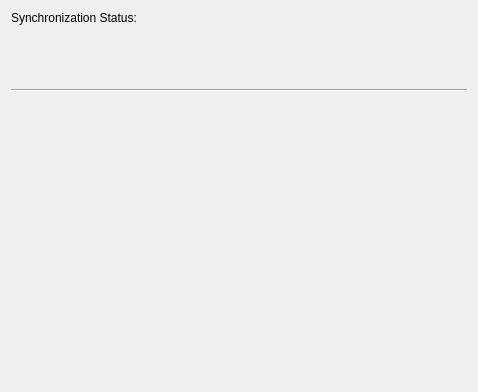
First picture: the form in datasyncdialog.ui, repository Skycoder42/QtMvvmDatasyncWidgets, before the edit.
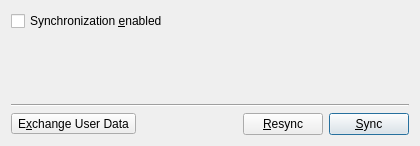
Second picture: the form after the edit. Icons and pictures are not drawn.

```diff
--- a/datasyncdialog.ui
+++ b/datasyncdialog.ui
@@ -6,18 +6,18 @@
    <rect>
     <x>0</x>
     <y>0</y>
-    <width>478</width>
-    <height>392</height>
+    <width>420</width>
+    <height>146</height>
    </rect>
   </property>
   <property name="windowTitle">
    <string>Dialog</string>
   </property>
-  <layout class="QVBoxLayout" name="verticalLayout" stretch="0,0,0,0,1">
+  <layout class="QVBoxLayout" name="verticalLayout" stretch="0,0,0,0,0">
    <item>
-    <widget class="QLabel" name="label">
+    <widget class="QCheckBox" name="syncCheckBox">
      <property name="text">
-      <string>Synchronization Status:</string>
+      <string>Synchronization &amp;enabled</string>
      </property>
     </widget>
    </item>
@@ -80,17 +80,63 @@
     </widget>
    </item>
    <item>
-    <spacer name="verticalSpacer">
-     <property name="orientation">
-      <enum>Qt::Vertical</enum>
-     </property>
-     <property name="sizeHint" stdset="0">
-      <size>
-       <width>20</width>
-       <height>40</height>
-      </size>
-     </property>
-    </spacer>
+    <layout class="QHBoxLayout" name="horizontalLayout">
+     <item>
+      <widget class="QToolButton" name="exportButton">
+       <property name="text">
+        <string>E&amp;xchange User Data</string>
+       </property>
+       <property name="icon">
+        <iconset theme="user-identity">
+         <normaloff>.</normaloff>.</iconset>
+       </property>
+       <property name="popupMode">
+        <enum>QToolButton::InstantPopup</enum>
+       </property>
+       <property name="toolButtonStyle">
+        <enum>Qt::ToolButtonTextBesideIcon</enum>
+       </property>
+      </widget>
+     </item>
+     <item>
+      <spacer name="horizontalSpacer">
+       <property name="orientation">
+        <enum>Qt::Horizontal</enum>
+       </property>
+       <property name="sizeHint" stdset="0">
+        <size>
+         <width>40</width>
+         <height>20</height>
+        </size>
+       </property>
+      </spacer>
+     </item>
+     <item>
+      <widget class="QPushButton" name="resyncButton">
+       <property name="text">
+        <string>&amp;Resync</string>
+       </property>
+       <property name="icon">
+        <iconset theme="view-refresh">
+         <normaloff>.</normaloff>.</iconset>
+       </property>
+      </widget>
+     </item>
+     <item>
+      <widget class="QPushButton" name="syncButton">
+       <property name="text">
+        <string>&amp;Sync</string>
+       </property>
+       <property name="icon">
+        <iconset theme="view-refresh">
+         <normaloff>.</normaloff>.</iconset>
+       </property>
+       <property name="default">
+        <bool>true</bool>
+       </property>
+      </widget>
+     </item>
+    </layout>
    </item>
   </layout>
  </widget>
```
Left out of the diff: 36 changed lines with no effect on the pictures.
